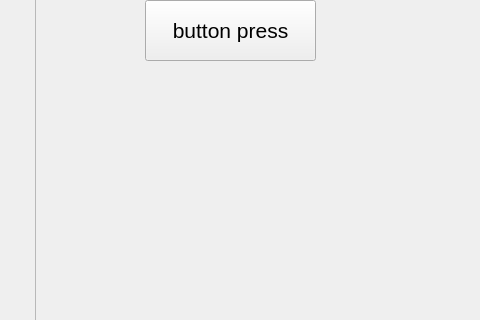
Qt form IotProject.ui (addinedu-ros-4th/iot-repo-1) before a commit; both pictures show x 605 to 1085 and y 260 to 580 of the 1228 by 720 pixel window.
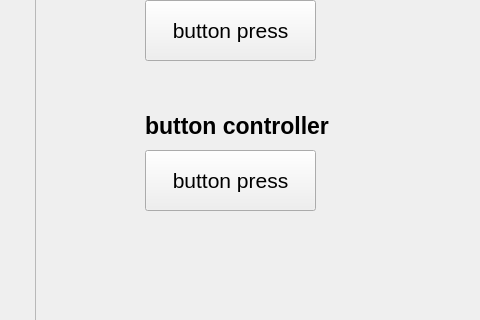
The same form after that commit.

Commit message: test over : Serial can only work one way

```diff
--- a/IotProject.ui
+++ b/IotProject.ui
@@ -121,6 +121,44 @@
     <string>button press</string>
    </property>
   </widget>
+  <widget class="QLabel" name="label_8">
+   <property name="geometry">
+    <rect>
+     <x>750</x>
+     <y>370</y>
+     <width>191</width>
+     <height>31</height>
+    </rect>
+   </property>
+   <property name="font">
+    <font>
+     <pointsize>17</pointsize>
+     <weight>75</weight>
+     <bold>true</bold>
+    </font>
+   </property>
+   <property name="text">
+    <string>button controller</string>
+   </property>
+  </widget>
+  <widget class="QPushButton" name="BtnPressTest_2">
+   <property name="geometry">
+    <rect>
+     <x>750</x>
+     <y>410</y>
+     <width>171</width>
+     <height>61</height>
+    </rect>
+   </property>
+   <property name="font">
+    <font>
+     <pointsize>16</pointsize>
+    </font>
+   </property>
+   <property name="text">
+    <string>button press</string>
+   </property>
+  </widget>
  </widget>
  <resources/>
  <connections/>
```
The commit also changes 3 other files.
